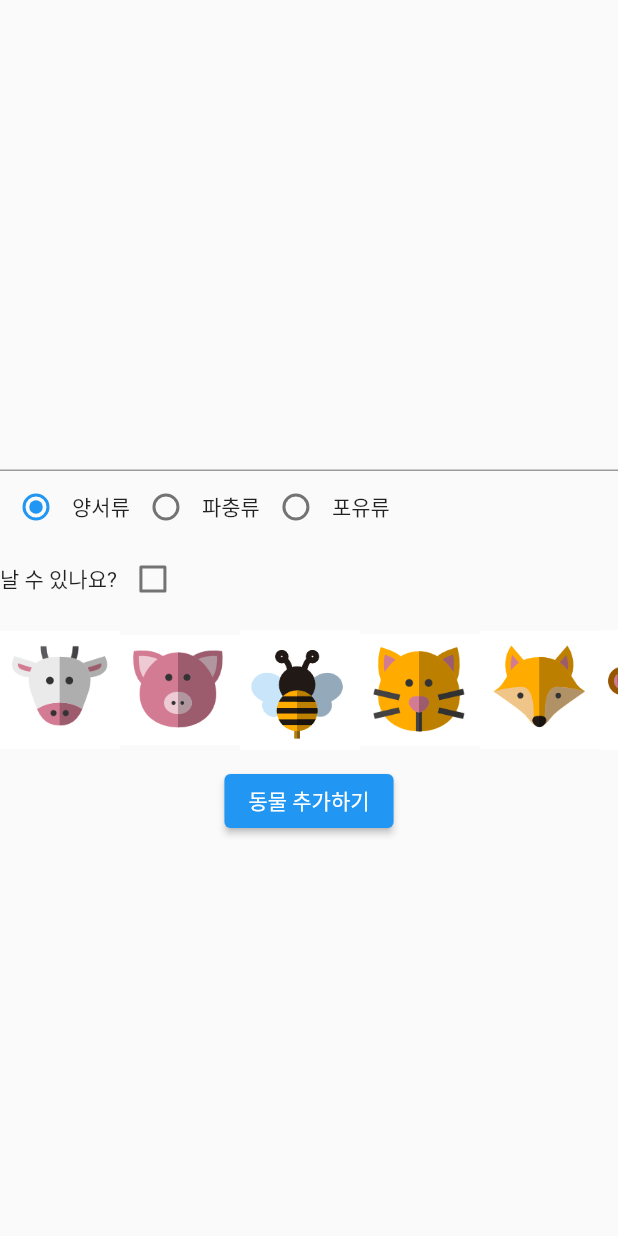
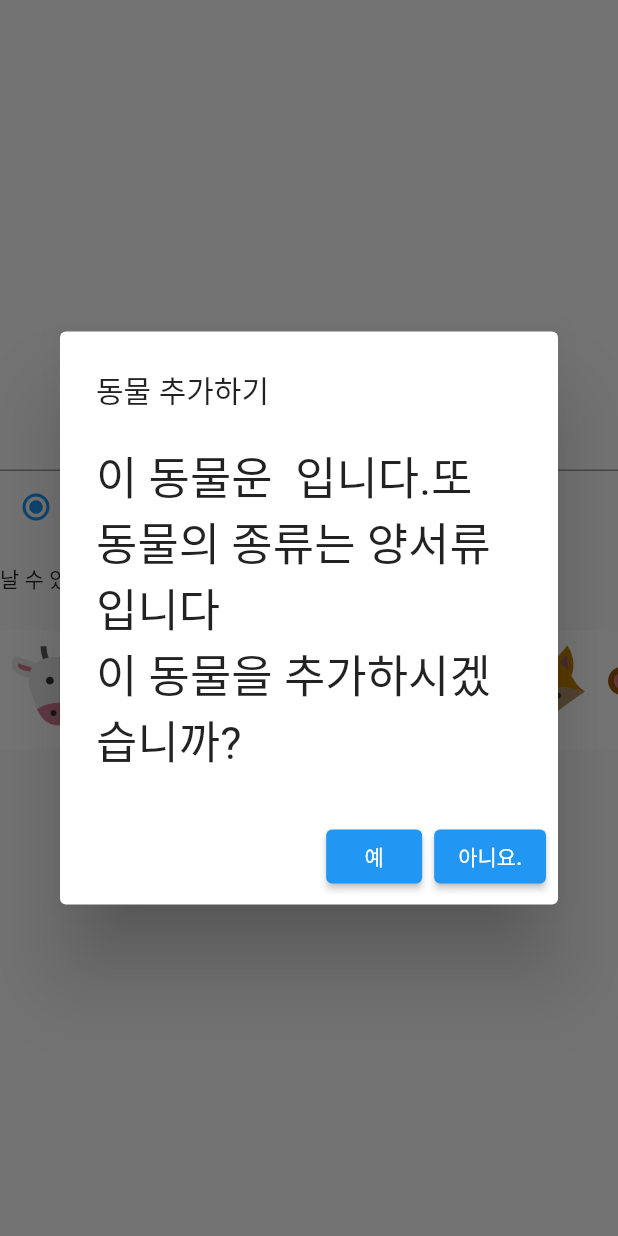
Before and after one commit to minwoo129/FlutterExcercise, a Flutter app: the SecondApp screen opened directly with empty values, after a tap on "동물 추가하기", on a phone screen of 412 x 824 dp. Run offline on Flutter 3.47's test engine with Material 2 defaults, Android fonts, the phone set to English and light mode, and no system bars.

Commit message:
listview_ex: 동물 추가 로직 추가(재시도 필요)

```diff
--- a/flutter_listview_ex/lib/sub/secondPage.dart
+++ b/flutter_listview_ex/lib/sub/secondPage.dart
@@ -2,10 +2,11 @@ import 'package:flutter/material.dart';
 import '../animalItem.dart';
 
 class SecondApp extends StatefulWidget {
+  List<Animal>? list;
+  SecondApp({Key? key, @required this.list}) : super(key: key);
   @override
   State<StatefulWidget> createState() => _SecondApp();
-  List<Animal>? list;
-  SecondApp({Key? key, @required this.list}) : super(key: key);
+
 }
 
 class _SecondApp extends State<SecondApp> {
@@ -97,7 +98,31 @@ class _SecondApp extends State<SecondApp> {
               ElevatedButton(
                 child: Text('동물 추가하기'),
                 onPressed: () {
-
+                  var animal = Animal(animalName: nameController.value.text, kind: getKind(_radioValue), imagePath: _imagePath, flyExist: flyExist);
+                  AlertDialog dialog = AlertDialog(
+                    title: Text('동물 추가하기'),
+                    content: Text(
+                      '이 동물운 ${animal.animalName} 입니다.'
+                          '또 동물의 종류는 ${animal.kind}입니다 \n이 동물을 추가하시겠습니까?',
+                      style: TextStyle(fontSize: 30.0),
+                    ),
+                    actions: [
+                      ElevatedButton(
+                        onPressed: () {
+                          widget.list?.add(animal);
+                          Navigator.of(context).pop();
+                        },
+                        child: Text('예'),
+                      ),
+                      ElevatedButton(
+                        onPressed: () {
+                          Navigator.of(context).pop();
+                        },
+                        child: Text('아니요.'),
+                      )
+                    ],
+                  );
+                  showDialog(context: context, builder: (BuildContext context) => dialog);
                 },
               )
             ],
@@ -112,4 +137,15 @@ class _SecondApp extends State<SecondApp> {
     });
   }
 
+  getKind(int? radioValue) {
+    switch(radioValue) {
+      case 0:
+        return "양서류";
+      case 1:
+        return '파충류';
+      case 2:
+        return '포유류';
+    }
+  }
+
 }
```
